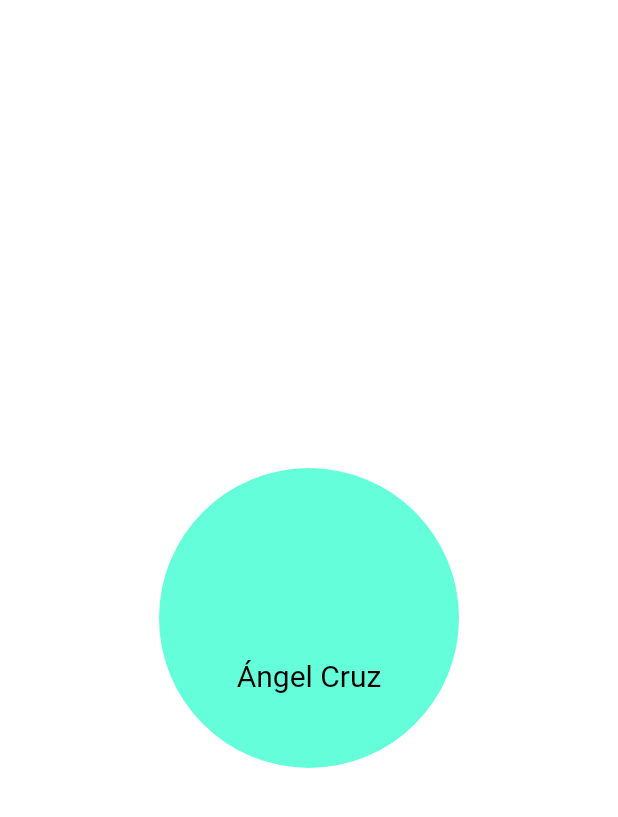
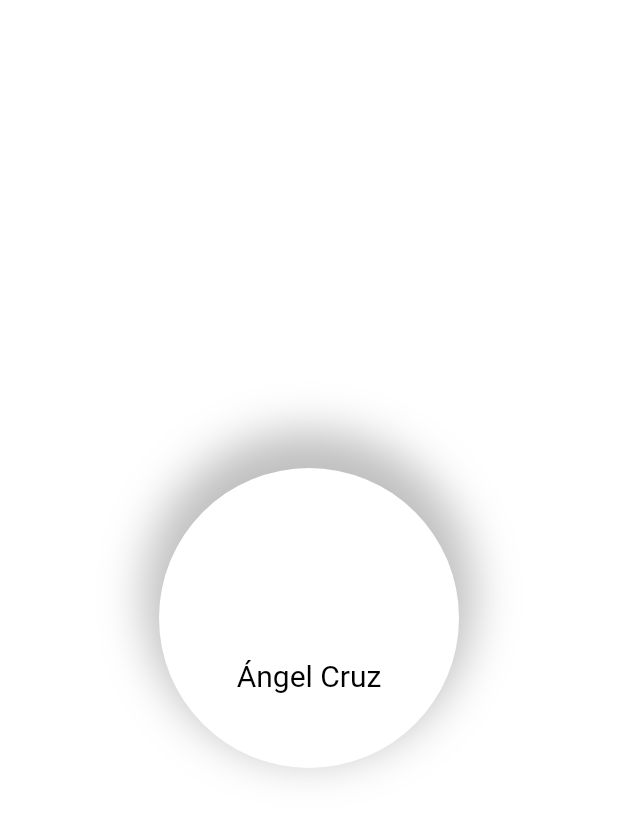
Before and after one commit to AngelCruzL/flutter-widgets, a Flutter app: the screen it shows after launch, on a phone screen of 412 x 824 dp. Shown: the top 817 px of the screen. Run offline on Flutter 3.47's test engine with Material 2 defaults, Android fonts, the phone set to English and light mode, and no system bars.

Commit message:
Add container shadows example

```diff
--- a/lib/widgets/container.dart
+++ b/lib/widgets/container.dart
@@ -5,17 +5,27 @@ class MyContainer extends StatelessWidget {
 
   @override
   Widget build(BuildContext context) {
-    return DefaultTextStyle(
+    return Container(
+      color: Colors.white,
+      child: DefaultTextStyle(
         style: const TextStyle(),
         child: Center(
           child: Container(
             width: 200,
             height: 200,
             alignment: Alignment.bottomCenter,
-          decoration: const BoxDecoration(
-            color: Colors.tealAccent,
+            decoration: BoxDecoration(
+              color: Colors.white,
               // borderRadius: BorderRadius.all(Radius.circular(100)),
               shape: BoxShape.circle,
+              boxShadow: [
+                BoxShadow(
+                  color: Colors.black.withOpacity(.25),
+                  blurRadius: 25,
+                  spreadRadius: 10,
+                  offset: const Offset(0, -15),
+                ),
+              ],
             ),
             padding: const EdgeInsets.symmetric(
               horizontal: 30,
@@ -27,6 +37,7 @@ class MyContainer extends StatelessWidget {
             ),
           ),
         ),
+      ),
     );
   }
 }
```
Lines whose indentation alone changed are shown as unchanged.
